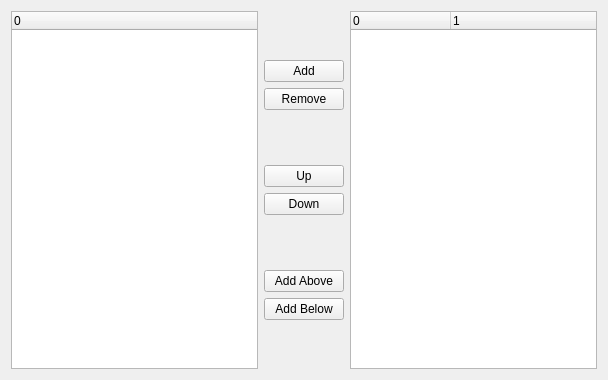
Before: the Qt Designer form mscore/mscore/instrwizard.ui in musescore/musescore-old, drawn with Qt 5.
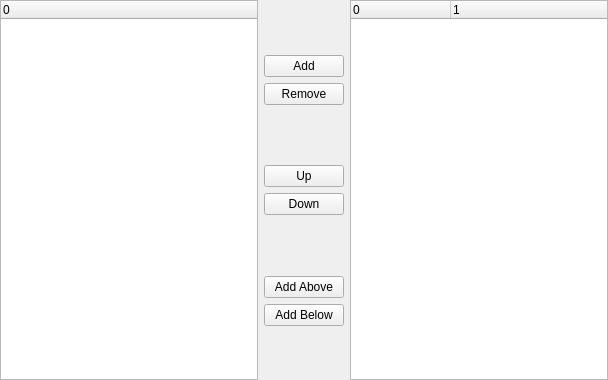
After: the same form once the commit is applied.

```diff
--- a/mscore/mscore/instrwizard.ui
+++ b/mscore/mscore/instrwizard.ui
@@ -13,6 +13,18 @@
    <string>Form</string>
   </property>
   <layout class="QHBoxLayout" >
+   <property name="leftMargin" >
+    <number>0</number>
+   </property>
+   <property name="topMargin" >
+    <number>0</number>
+   </property>
+   <property name="rightMargin" >
+    <number>0</number>
+   </property>
+   <property name="bottomMargin" >
+    <number>0</number>
+   </property>
    <item>
     <widget class="QTreeWidget" name="instrumentList" >
      <property name="alternatingRowColors" >
```
